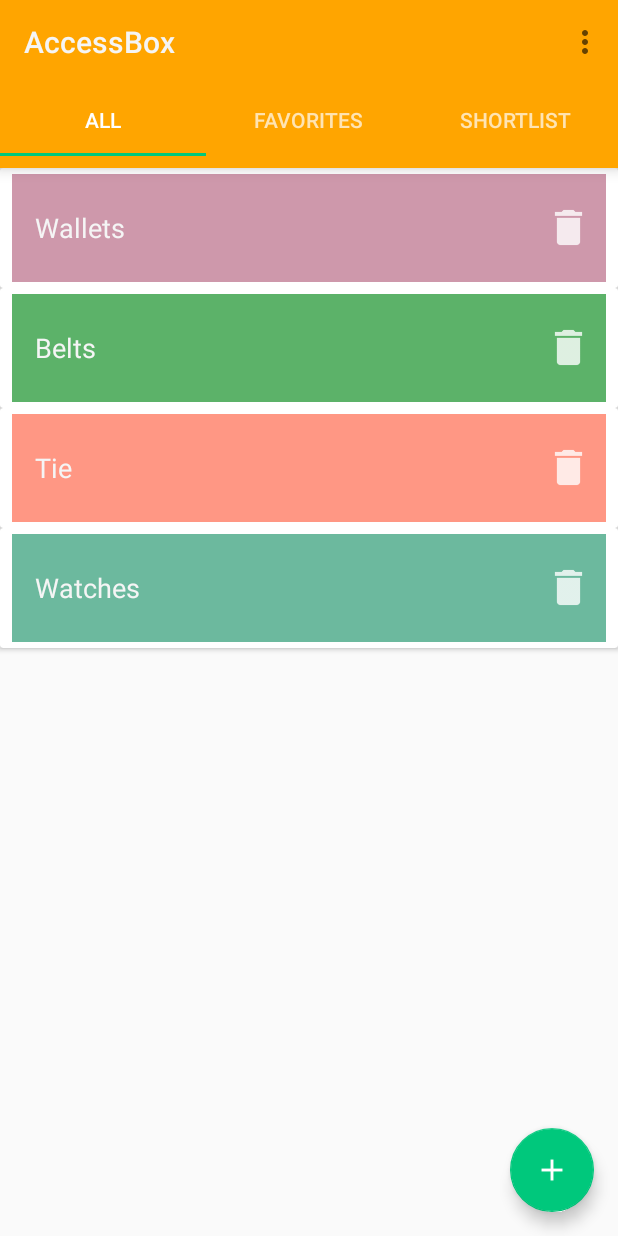
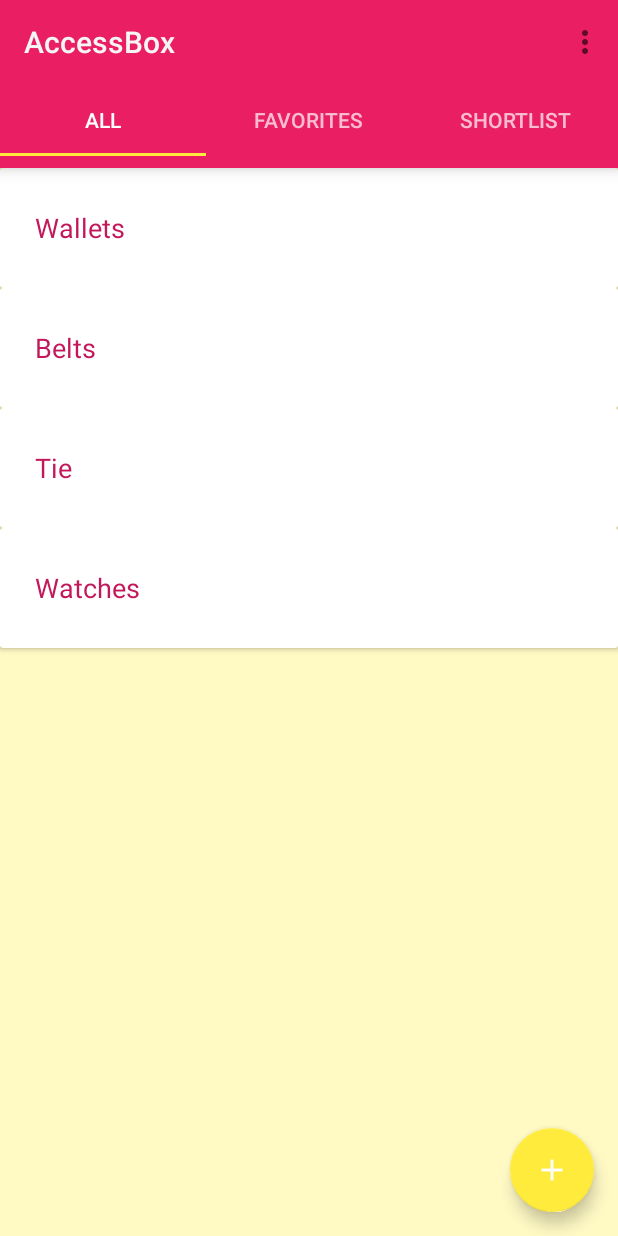
Before and after one commit to shrutikaladha/AccessBox, an Android app: the screen it shows after launch (HomePageActivity), after a tap on "Wallets", on a phone screen of 412 x 824 dp. Run offline under Robolectric (Android 15) with nearby library versions, the phone set to English and light mode, and no system bars.

Commit message:
- Fixed always crash issue - Changed theme color and background color - Pending to implement proper theme for dialog and sub category items

```diff
--- a/app/src/main/java/com/accessbox/activity/SubCategoryActivity.java
+++ b/app/src/main/java/com/accessbox/activity/SubCategoryActivity.java
@@ -36,7 +36,7 @@ public class SubCategoryActivity extends BaseActivity {
         setContentView(R.layout.activity_sub_category_layout);
         mMainCategoryItem = (MainCategoryItem) getIntent().getSerializableExtra("Category");
         position = getIntent().getIntExtra("position", 0);
-        setCoverPhoto();
+      //  setCoverPhoto();
         setupFab();
         setUpAdapter();
 
--- a/app/src/main/java/com/accessbox/fragment/MainCategoryFragment.java
+++ b/app/src/main/java/com/accessbox/fragment/MainCategoryFragment.java
@@ -63,13 +63,11 @@ public class MainCategoryFragment extends Fragment {
     public void onMainCategoryItemAdded(Context mContext, MainCategoryItem mainCategoryItem) {
         ArrayList<MainCategoryItem> mainCategoryItemList = ListUtils.getMainCategoryItemList(mContext);
         mainCategoryItemList.add(mainCategoryItem);
-       // setUpAdapter(mainCategoryItemList);
     }
 
     public void onMainCategoryItemDeleted(Context context, int adapterPosition) {
         mContext = context;
         ArrayList<MainCategoryItem> mainCategoryItemList = ListUtils.getMainCategoryItemList(mContext);
         mainCategoryItemList.remove(adapterPosition);
-        //setUpAdapter(mainCategoryItemList);
     }
 }
--- a/app/src/main/res/layout/activity_home_layout.xml
+++ b/app/src/main/res/layout/activity_home_layout.xml
@@ -5,6 +5,7 @@
     android:layout_width="match_parent"
     android:layout_height="match_parent"
     android:fitsSystemWindows="true"
+    android:background="@color/background"
     tools:context=".activity.HomePageActivity">
 
     <LinearLayout
@@ -16,7 +17,7 @@
             android:id="@+id/toolbar"
             android:layout_width="match_parent"
             android:layout_height="?attr/actionBarSize"
-            android:background="@color/theme_color"
+            android:background="@color/colorPrimary"
             app:layout_collapseMode="pin"
             app:titleTextColor="@color/font_text_color_light"
             app:popupTheme="@style/AppTheme.PopupOverlay" />
--- a/app/src/main/res/layout/fragment_main_category_layout.xml
+++ b/app/src/main/res/layout/fragment_main_category_layout.xml
@@ -4,6 +4,7 @@
     android:orientation="vertical"
     android:layout_width="match_parent"
     android:layout_height="match_parent"
+    android:background="@color/background"
     app:layout_behavior="@string/appbar_scrolling_view_behavior">
 
     <android.support.v7.widget.RecyclerView
--- a/app/src/main/res/layout/main_category_item_list_layout.xml
+++ b/app/src/main/res/layout/main_category_item_list_layout.xml
@@ -17,7 +17,6 @@
         android:id="@+id/ll_main_view"
         android:layout_width="match_parent"
         android:layout_height="match_parent"
-        android:background="@color/vibrant_color_1"
         android:orientation="horizontal"
         android:weightSum="1">
 
--- a/app/src/main/res/values/colors.xml
+++ b/app/src/main/res/values/colors.xml
@@ -1,21 +1,22 @@
 <?xml version="1.0" encoding="utf-8"?>
 <resources>
-    <color name="colorPrimary">#FFA500</color>
-    <color name="colorPrimaryDark">#cc8400</color>
-    <color name="colorAccent">#00C87C</color>
+    <color name="colorPrimary">#e91e63</color>
+    <color name="colorPrimaryDark">#c2185b</color>
+    <color name="colorAccent">#ffeb3b</color>
     <color name="male_profile_color">#303F9F</color>
     <color name="female_profile_color">#EB7757</color>
-    <color name="theme_color">#FFA500</color>
+    <color name="theme_color">#c2185b</color>
     <color name="title_text_color_light">#f5f5f5</color>
     <color name="title_text_color_dark">@color/theme_color</color>
-    <color name="sub_category_text_color">#EB7757</color>
-    <color name="main_category_text_color">#f5f5f5</color>
-    <color name="vibrant_color_1">#CE98AB</color>
-    <color name="vibrant_color_2">#5CB269</color>
-    <color name="vibrant_color_3">#FF9784</color>
-    <color name="vibrant_color_4">#6CB99E</color>
-    <color name="vibrant_color_5">#FFC966</color>
+    <color name="sub_category_text_color">#f57f17</color>
+    <color name="main_category_text_color">@color/theme_color</color>
+    <color name="vibrant_color_1">#fff9c4</color>
+    <color name="vibrant_color_2">#fff9c4</color>
+    <color name="vibrant_color_3">#f3e5f5</color>
+    <color name="vibrant_color_4">#f3e5f5</color>
+    <color name="vibrant_color_5">#f3e5f5</color>
     <color name="red">#f44336</color>
+    <color name="background">#fff9c4</color>
 
 
     <color name="main_category_view_title_text_color">#000000</color>
--- a/app/src/main/res/values/styles.xml
+++ b/app/src/main/res/values/styles.xml
@@ -14,9 +14,8 @@
         <item name="android:windowIsTranslucent">true</item>
     </style>
 
-    <style name="AccessBoxTheme">
-            <item name="windowActionBar">false</item>
-            <item name="windowNoTitle">true</item>
+    <style name="AccessBoxTheme" parent="AppTheme.NoActionBar">
+
             <item name="android:windowIsTranslucent">true</item>
     </style>
 
```
Also changed, not shown: app/src/main/java/com/accessbox/adapter/MainCategoryItemAdapter.java (+0 -24 lines), gradle/wrapper/gradle-wrapper.properties.
